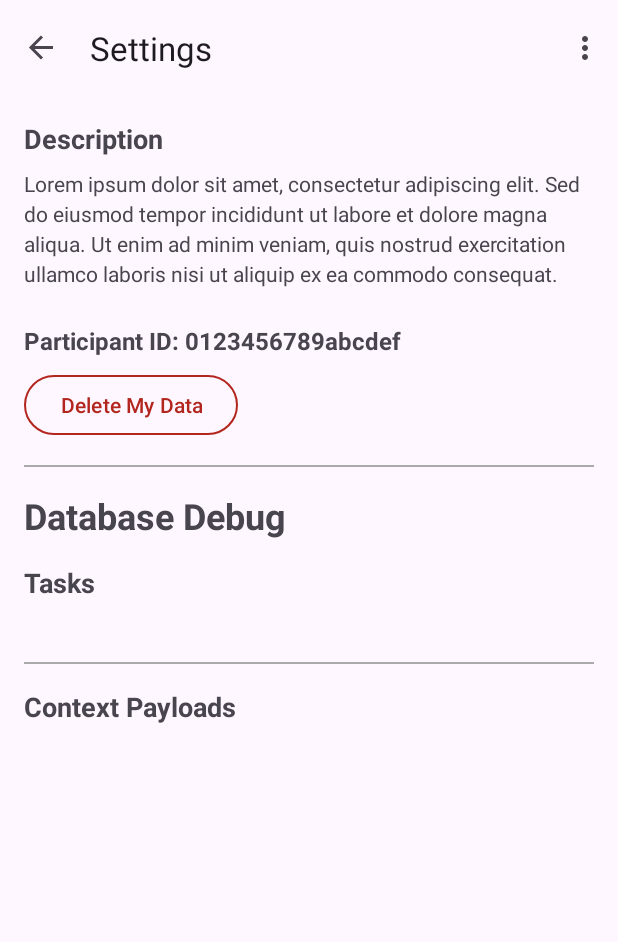
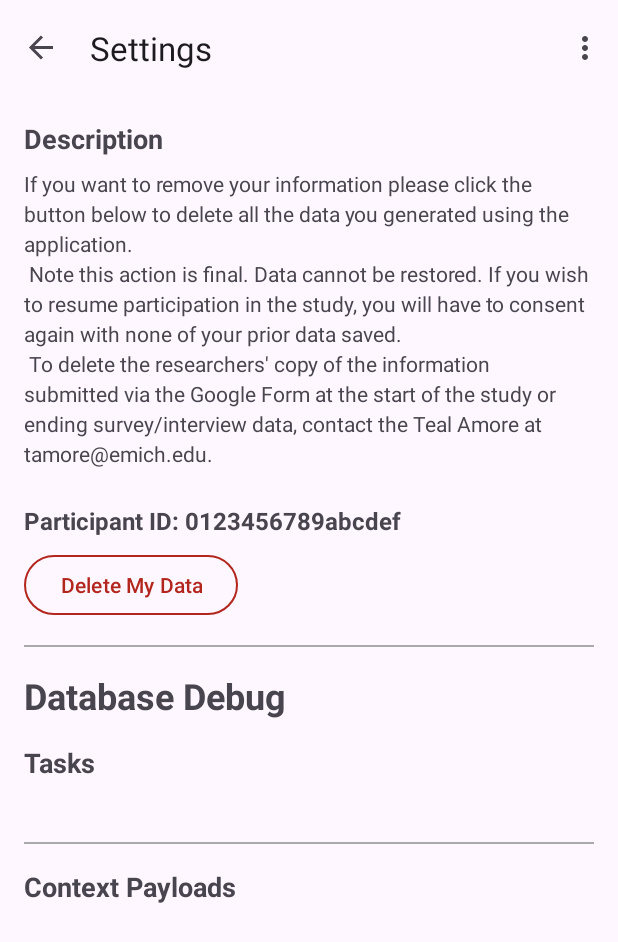
Before and after one commit to tealamore/kthd-app, an Android app: the SettingsFragment screen opened through its navigation route, on a phone screen of 412 x 824 dp. Shown: the top 942 px of the screen. Run offline under Robolectric (Android 15) with nearby library versions, the phone set to English and light mode, and no system bars; our stand-ins replace Room's generated code, navigation-ui; network calls fail.

Commit message:
Unenroll text

```diff
--- a/app/src/main/res/values/strings.xml
+++ b/app/src/main/res/values/strings.xml
@@ -9,7 +9,7 @@
     <string name="usage_access_required_description">This app needs Usage Access to help you track your time effectively. Please grant this permission in the system settings.</string>
     <string name="grant_permission_button">Grant Permission</string>
     <string name="lorem_ipsum">Lorem ipsum dolor sit amet</string>
-    <string name="lorem_ipsum_long">Lorem ipsum dolor sit amet, consectetur adipiscing elit. Sed do eiusmod tempor incididunt ut labore et dolore magna aliqua. Ut enim ad minim veniam, quis nostrud exercitation ullamco laboris nisi ut aliquip ex ea commodo consequat.</string>
+    <string name="lorem_ipsum_long">If you want to remove your information please click the button below to delete all the data you generated using the application. \n Note this action is final. Data cannot be restored. If you wish to resume participation in the study, you will have to consent again with none of your prior data saved. \n To delete the researchers' copy of the information submitted via the Google Form at the start of the study or ending survey/interview data, contact the Teal Amore at tamore@emich.edu.</string>
     <string name="description_label">Description</string>
     <string name="info_label">Info</string>
     <string name="android_id_label">Participant ID: %1$s</string>
```
